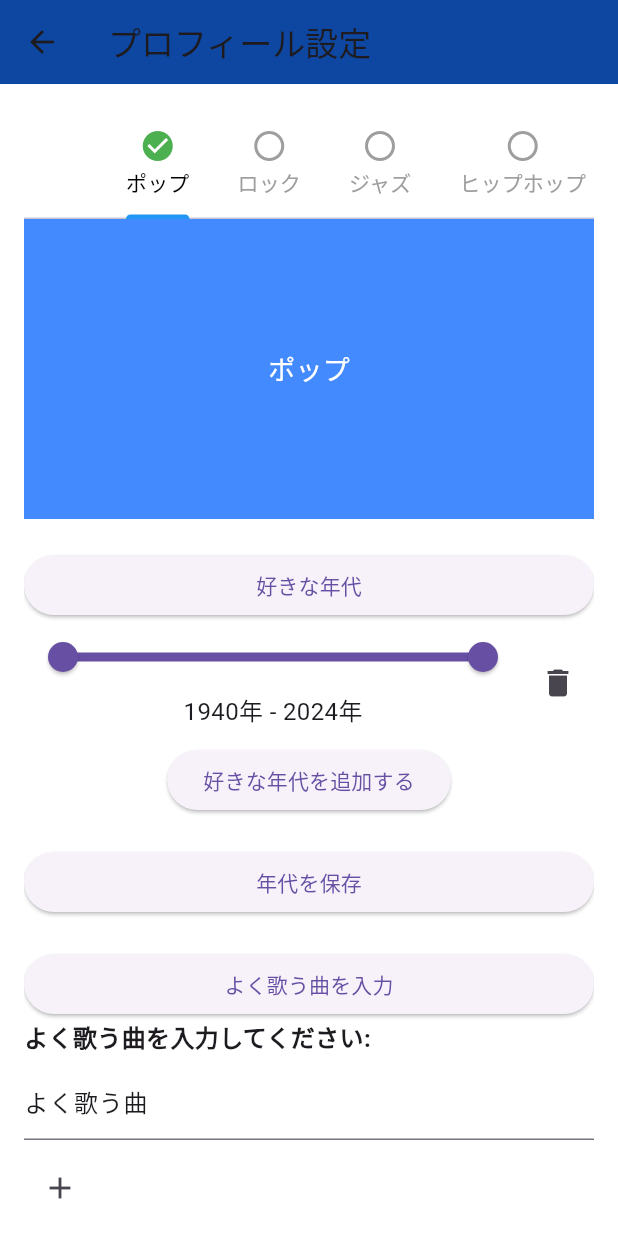
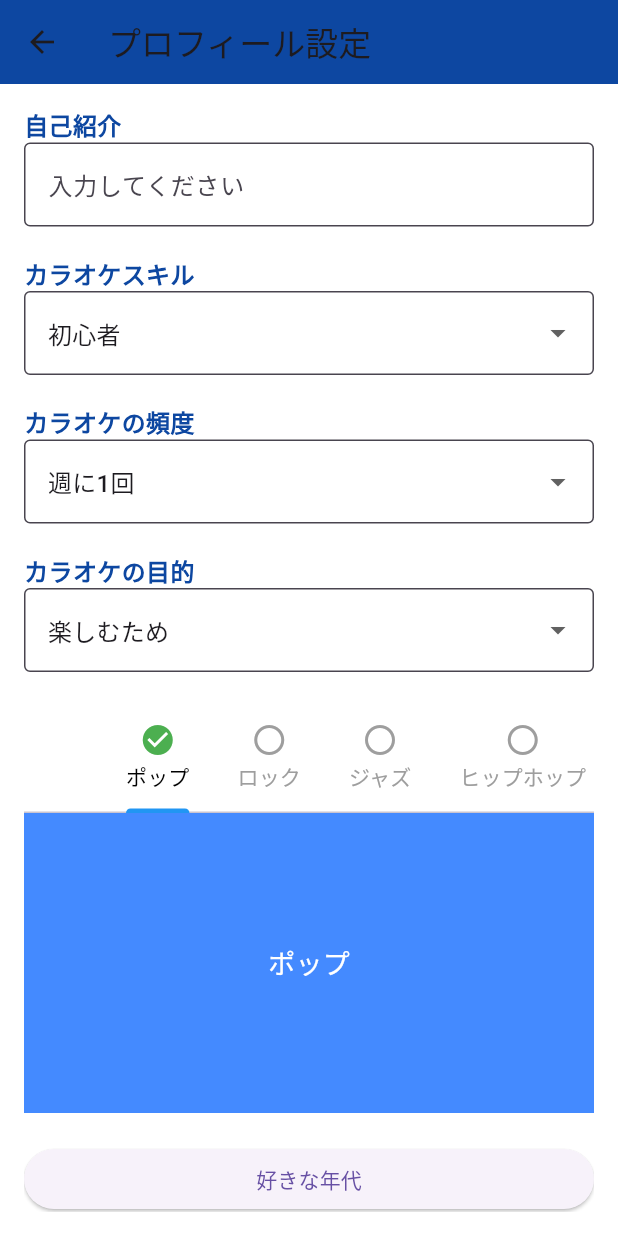
Before and after one commit to tensey3/fa1, a Flutter app: the SelectionScreen screen opened directly, on a phone screen of 412 x 824 dp. Run offline on Flutter 3.47's test engine with Material 3 defaults, Android fonts, the phone set to English and light mode, and no system bars; our stand-ins replace firebase_core, image_picker; accounts and stored records are empty.

Commit message:
セレクション追加した

```diff
--- a/lib/screens/profile/selection_screen.dart
+++ b/lib/screens/profile/selection_screen.dart
@@ -5,6 +5,7 @@ import 'genre_selection.dart';
 import 'decade_selection.dart';
 import 'live_song.dart';
 import 'machine.dart';
+import 'constants.dart';
 
 class SelectionScreen extends StatelessWidget {
   final bool isEditing;
@@ -27,8 +28,46 @@ class SelectionScreen extends StatelessWidget {
           child: Column(
             crossAxisAlignment: CrossAxisAlignment.start,
             children: [
+              // 自己紹介の編集フィールド
+              _buildTextField(
+                label: '自己紹介',
+                initialValue: userProfileProvider.bio,
+                onChanged: (value) => userProfileProvider.setBio(value),
+              ),
+              const SizedBox(height: 20),
+
+              // カラオケスキルの編集フィールド
+              _buildDropdown(
+                label: 'カラオケスキル',
+                value: userProfileProvider.karaokeSkillLevel,
+                items: Constants.karaokeSkillLevels,
+                onChanged: (value) => userProfileProvider.setKaraokeSkillLevel(value!),
+              ),
+              const SizedBox(height: 20),
+
+              // カラオケの頻度の編集フィールド
+              _buildDropdown(
+                label: 'カラオケの頻度',
+                value: userProfileProvider.karaokeFrequency,
+                items: Constants.karaokeFrequencies,
+                onChanged: (value) => userProfileProvider.setKaraokeFrequency(value!),
+              ),
+              const SizedBox(height: 20),
+
+              // カラオケの目的の編集フィールド
+              _buildDropdown(
+                label: 'カラオケの目的',
+                value: userProfileProvider.karaokePurpose,
+                items: Constants.karaokePurposes,
+                onChanged: (value) => userProfileProvider.setKaraokePurpose(value!),
+              ),
+              const SizedBox(height: 20),
+
+              // 好きなジャンル
               GenreSelection(isEditing: isEditing),
               const SizedBox(height: 20),
+
+              // 年代選択セクション
               DecadeSelection(
                 isVisible: true,
                 onToggleVisibility: () {},
@@ -37,6 +76,8 @@ class SelectionScreen extends StatelessWidget {
                 },
               ),
               const SizedBox(height: 20),
+
+              // よく歌う曲入力セクション
               FavoriteSongInput(
                 isVisible: true,
                 onToggleVisibility: () {},
@@ -45,11 +86,16 @@ class SelectionScreen extends StatelessWidget {
                 },
               ),
               const SizedBox(height: 20),
+
+              // カラオケ機種選択セクション
               MachineSelection(isEditing: isEditing),
               const SizedBox(height: 20),
+
+              // 保存ボタン
               Center(
                 child: ElevatedButton(
                   onPressed: () {
+                    // プロフィールの保存処理
                     userProfileProvider.setSaved(true);
                     Navigator.of(context).pop(); // 編集を終了して戻る
                   },
@@ -65,4 +111,62 @@ class SelectionScreen extends StatelessWidget {
       ),
     );
   }
+
+  Widget _buildTextField({
+    required String label,
+    required String initialValue,
+    required ValueChanged<String> onChanged,
+  }) {
+    return Column(
+      crossAxisAlignment: CrossAxisAlignment.start,
+      children: [
+        Text(
+          label,
+          style: TextStyle(fontSize: 16, fontWeight: FontWeight.bold, color: Colors.blue[900]),
+        ),
+        TextField(
+          controller: TextEditingController(text: initialValue),
+          onChanged: onChanged,
+          decoration: const InputDecoration(
+            border: OutlineInputBorder(),
+            filled: true,
+            fillColor: Colors.white,
+            hintText: '入力してください',
+          ),
+        ),
+      ],
+    );
+  }
+
+  Widget _buildDropdown({
+    required String label,
+    required String value,
+    required List<String> items,
+    required ValueChanged<String?> onChanged,
+  }) {
+    return Column(
+      crossAxisAlignment: CrossAxisAlignment.start,
+      children: [
+        Text(
+          label,
+          style: TextStyle(fontSize: 16, fontWeight: FontWeight.bold, color: Colors.blue[900]),
+        ),
+        DropdownButtonFormField<String>(
+          value: value,
+          decoration: const InputDecoration(
+            border: OutlineInputBorder(),
+            filled: true,
+            fillColor: Colors.white,
+          ),
+          items: items.map((item) {
+            return DropdownMenuItem(
+              value: item,
+              child: Text(item),
+            );
+          }).toList(),
+          onChanged: onChanged,
+        ),
+      ],
+    );
+  }
 }
```
